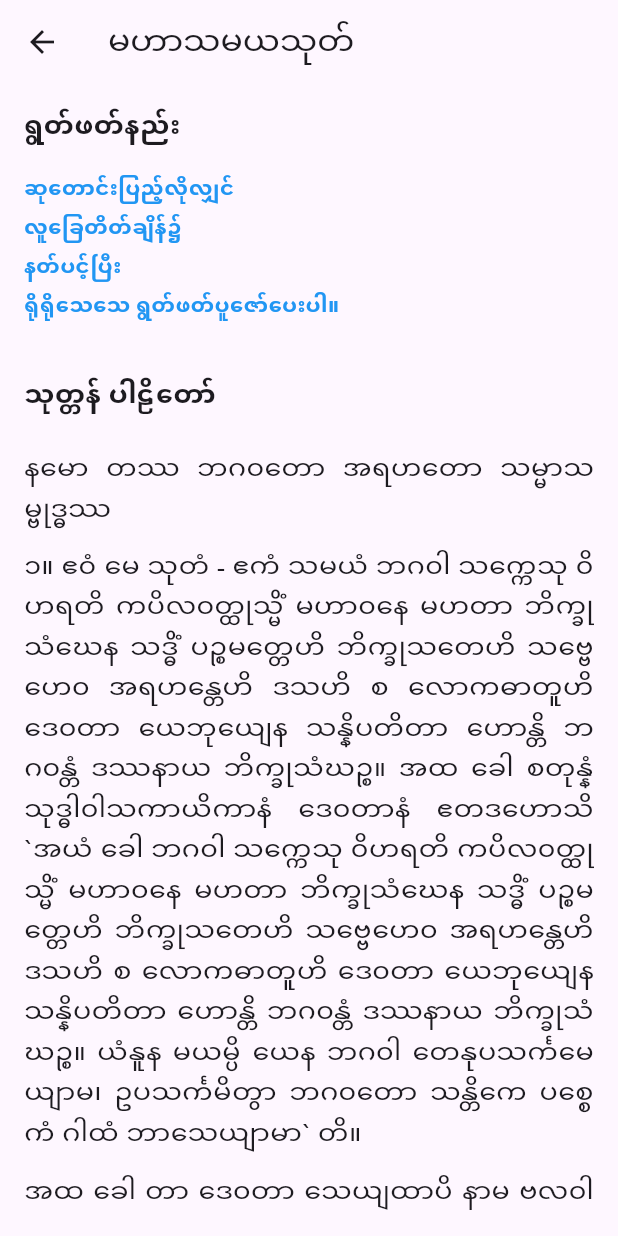
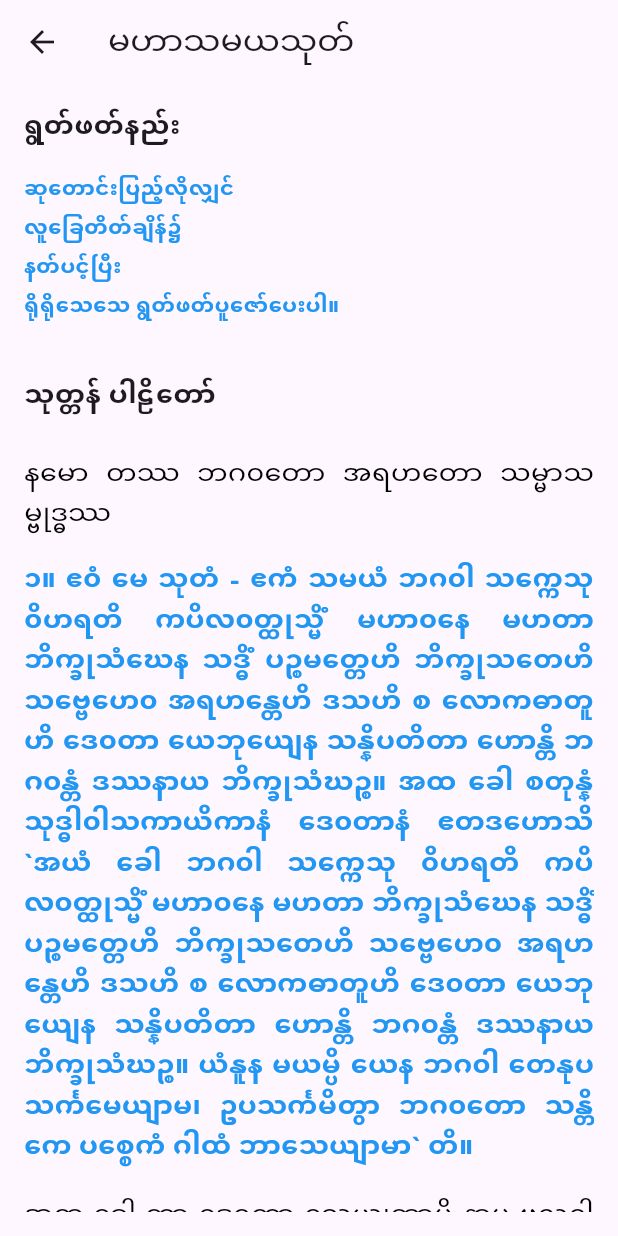
Before and after one commit to AungNaingPhyo2006/purify, a Flutter app: the SuttaDetailScreen screen opened directly with sample values from the repository, on a phone screen of 412 x 824 dp. Run offline on Flutter 3.47's test engine with Material 3 defaults, Android fonts, the phone set to English and light mode, and no system bars.

Commit message:
update sutta data

```diff
--- a/lib/models/sutta_data.dart
+++ b/lib/models/sutta_data.dart
@@ -18,6 +18,13 @@
     '`ဆေတွာ ခိလံ ဆေတွာ ပလိဃံ၊ ဣန္ဒခီလံ ဦဟစ္စ မနေဇာ။ တေ စရန္တိ သုဒ္ဓါ ၀ိမလာ၊ စက္ခုမတာ သုဒန္တာ သုသုနာဂါ`တိ။',
     '၄။အထ ခေါ အပရာ ဒေ၀တာ ဘဂ၀တော သန္တိကေ ဣမံ ဂါထာ အဘာသိ-',
     '`ယေ ကေစိ ဗုဒ္ဓံ သရဏံ ဂတာသေ၊ န သေ ဂမိဿန္တိ အပါယဘူမိံ။ ပဟာယ မာနုသံ ဒေဟံ၊ ဒေ၀ကာယံ ပရိပူရေဿန္တီ`တိ။',
+    '၅။အထ ခေါ ဘဂ၀ါ ဘိက္ခူ အာမန္တေသိ `ယေဘုယျေန ဘိက္ခ၀ေ ဒသသု လောကဓာတူသု ဒေ၀တာ သန္နိပတိတာ ဟောန္တိ တထာဂတံ ဒဿနာယ ဘိက္ခုသံဃဉ္စ။ ယေပိ တေ ဘိက္ခ၀ေ အဟေသုံ အတီတမဒ္ဓါနံ အရဟန္တော သမ္မာသမ္ဗုဒ္ဓေါ၊ တေသမ္ပိ ဘဂ၀န္တာနံ ဧတံ ပရမာယေ၀ ဒေ၀တာ သန္နိပတိတာ အဟေသုံ။ သေယျထာပိ မယှံ ဧတရဟိ။ ယေပိ တေ ဘိက္ခ၀ေ ဘ၀ိဿန္တိ အနာဂတမဒ္ဓါနံ အရဟန္တော သမ္မာသမ္ဗုဒ္ဓေါ ၊ တေသမ္ပိ ဘဂ၀န္တာနံ ဧတံ ပရမာယေ၀ ဒေ၀တာ သန္နိပတိတာ အဟေသုံ။ သေယျထာပိ မယှံ ဧတရဟိ။ အာစိက္ခိဿာမိ ဘိက္ခ၀ေ ဒေ၀ကာယာနံ နာမာနိ၊ ကိတ္တယိဿာမိ ဘိက္ခ၀ေ ဒေ၀ကာယာနံ နာမာနိ၊ ဒေသေဿာမိ ဘိက္ခ၀ေ ဒေ၀ကာယာနံ နာမာနိ၊ တံ သုဏာထ သာဓုကံ မနသိ ကရောထ ဘာသိဿာမီ`တိ။ `ဧ၀ံ ဘန္တေ`တိ ခေါ တေ ဘိက္ခူ ဘဂ၀တော ပစ္စဿောသုံ။ ',
+    '၆။ ဘဂ၀ါ ဧတဒ၀ေါ စ- သိလောက မနုကဿာမိ၊ ယတ္ထ ဘုမ္မာ တဒဿိတာ။ ယေ သိတာ ဂိရိဂဗ္ဘရံ၊ ပဟိတတ္တာ သမာဟိတာ။ ပုထူ သီဟာ၀ သလ္လီနာ၊ လောမဟံသာဘိသမ္ဘုနော။ သြဒါတမနသာ သုဒ္ဓါ၊ ၀ိပ္ပသန္နမနာ၀ိလာ။',
+    '၇။ဘိယျော ပဉ္စသတေ ဉတွာ၊ ၀နေ ကာပိလ၀တ္ထ၀ေ။ တတော အာမန္တယီ သတ္ထာ၊ သာ၀ကေ သာသနေ ရတေ။ ဒေ၀ကာယာ အဘိက္ကန္တာ၊ တေ ၀ိဇာနာထ ဘိက္ခ၀ေါ။ တေ စ အာတပ္ပ မကရုံ၊ သုတွာ ဗုဒ္ဓဿ သာသနံ။',
+    '၈။ တေသံ ပါတုရဟု ဉာဏံ၊ အမနုဿာန ဒဿနံ။ အပ္ပေကေ သတမဒ္ဒက္ခုံ၊ သဟဿံ အထ သတ္တရိံ။ သတံ ဧကေ သဟဿာနံ၊ အမနုဿာန မဒ္ဒသုံ။ အပ္ပေကေ နန္တ မဒ္ဒက္ခုံ၊ ဒိသာ သဗ္ဗာ ဖုဋာ အဟုံ။',
+    '၉။တဉ္စ သဗ္ဗံ အဘိညာယ၊ ၀၀တ္ထိတွာန စက္ခုမာ။ တတော အာမန္တယီ သတ္ထာ၊ သာ၀ကေ သာသနေ ရတေ။ ဒေ၀ကာယာ အဘိက္ကန္တာ၊ တေ ၀ိဇာနာထ ဘိက္ခ၀ေါ။ ယေ ၀ေါဟံ ကိတ္တယိဿာမိ၊ ဂိရာဟိ အနုပုဗ္ဗသော။',
+    '၁၀။ သတ္တသဟဿာ တေ ယက္ခာ၊ ဘုမ္မာ ကာပိလ၀တ္ထ၀ါ၊ ဣဒ္ဓိမန္တော ဇုတိမန္တော၊ ၀ဏ္ဏ၀န္တော ယသဿိနော။ မောဒမာနာ အဘိက္ကာမုံ၊ ဘိက္ခူနံ သမိတိံ ၀နံ။',
+    '၁၁။ ဆသဟဿာ ဟေမ၀တာ ၊ ယက္ခာ နာနတ္တ၀ဏ္ဏိနော။ ဣဒ္ဓိမန္တော ဇုတိမန္တော၊ ၀ဏ္ဏ၀န္တော ယသဿိနော။ မောဒမာနာ အဘိက္ကာမုံ၊ ဘိက္ခူနံ သမိတိံ ၀နံ။',
   ]),
   Sutta(id: 2, name: 'ပဋ္ဌာန်း ဒေသနာတော်', history: [
     'လူယုတ်မာများနှင့် ၀ေးလိုလျှင်',
--- a/lib/screens/sutta_detail.dart
+++ b/lib/screens/sutta_detail.dart
@@ -7,6 +7,11 @@
 
   @override
   Widget build(BuildContext context) {
+    final List<Color> colors = [
+      Colors.black,
+      Colors.blue,
+    ];
+
     return Scaffold(
       appBar: AppBar(
         title: Text(sutta.name),
@@ -36,13 +41,28 @@
                 style: TextStyle(fontSize: 18, fontWeight: FontWeight.bold),
               ),
               const SizedBox(height: 16),
-              ...sutta.method.map((me) => Padding(
-                  padding: const EdgeInsets.symmetric(vertical: 6.0),
+              ...sutta.method.asMap().entries.map((entry) {
+                int index = entry.key;
+                String methodText = entry.value;
+
+                // Use the index to get the color
+                Color textColor = colors[index % colors.length];
+
+                return Padding(
+                  padding: const EdgeInsets.symmetric(vertical: 9.0),
                   child: Text(
-                    me,
+                    methodText,
                     textAlign: TextAlign.justify,
-                    style: const TextStyle(fontSize: 18),
-                  ))),
+                    style: TextStyle(
+                      fontSize: 18,
+                      color: textColor,
+                      fontWeight: textColor == Colors.blue
+                          ? FontWeight.bold
+                          : FontWeight.normal,
+                    ),
+                  ),
+                );
+              }),
               // Text(sutta.method),
             ],
           ),
```
